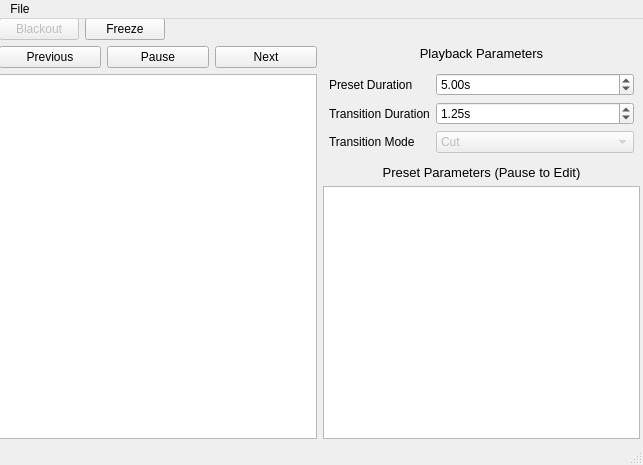
Old version of the form ui/firemix.ui in the repository Openlights/firemix.
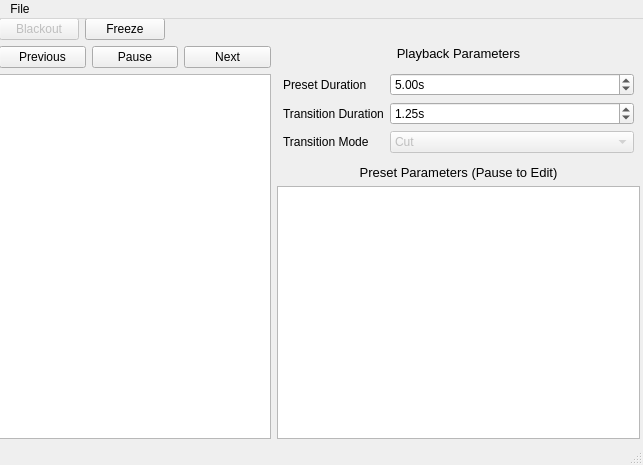
New version of the form.

The edit to the form file:
```diff
--- a/ui/firemix.ui
+++ b/ui/firemix.ui
@@ -68,12 +68,15 @@
       </layout>
      </item>
      <item>
-      <layout class="QHBoxLayout" name="horizontalLayout_2">
+      <layout class="QHBoxLayout" name="horizontalLayout_2" stretch="3,4">
        <property name="margin">
         <number>0</number>
        </property>
        <item>
         <layout class="QVBoxLayout" name="verticalLayout">
+         <property name="sizeConstraint">
+          <enum>QLayout::SetDefaultConstraint</enum>
+         </property>
          <property name="margin">
           <number>0</number>
          </property>
```
